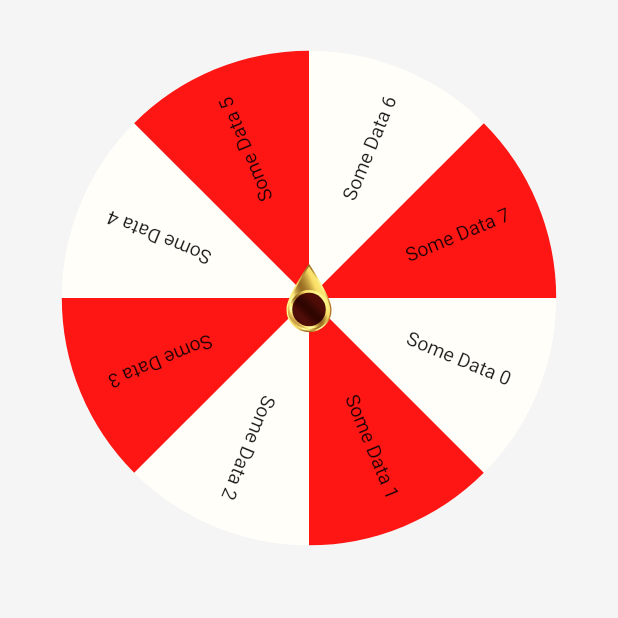
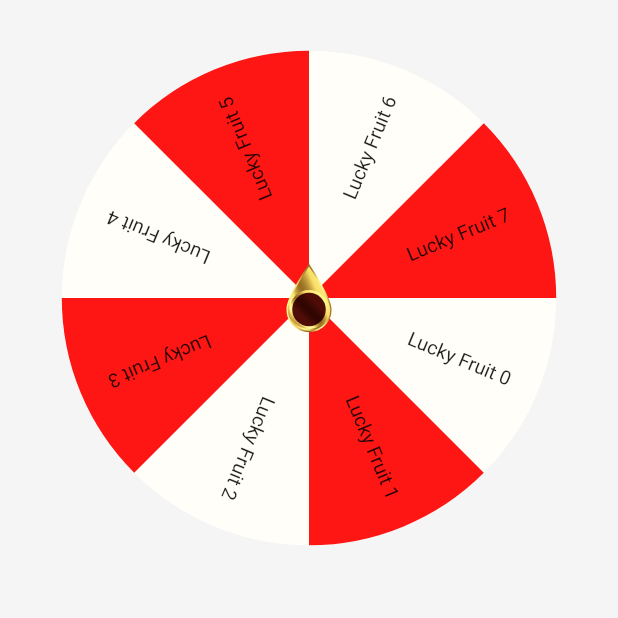
Before and after one commit to wrteam-priyansh/ui_ux, a Flutter app: the SpinWheelScreen screen opened directly, on a phone screen of 412 x 824 dp, the part 320-938 px from its top. Run offline on Flutter 3.47's test engine with Material 2 defaults, Android fonts, the phone set to English and light mode, and no system bars; our stand-ins replace cached_network_image, flutter_bloc, flutter_html, flutter_svg, lottie, octo_image; missing offline and left inert: flutter_shapes, flutter_tex.

Commit message:
Added Spin wheel indicator

```diff
--- a/lib/ui/screens/spinWheelScreen.dart
+++ b/lib/ui/screens/spinWheelScreen.dart
@@ -74,7 +74,7 @@ class _SpinWheelScreenState extends State<SpinWheelScreen>
                     child: Transform.translate(
                       offset: Offset(0.0, -fontSize * (0.5)),
                       child: Text(
-                        "Some Data $index",
+                        "Lucky Fruit $index",
                         style: TextStyle(fontSize: fontSize, height: 1.0),
                       ),
                     ),
@@ -112,7 +112,7 @@ class _SpinWheelScreenState extends State<SpinWheelScreen>
 
     for (var i = 0; i < numberOfSlice; i++) {
       var currentAngle = _calculateCurrentSliceAngle(i) - 360 * 5;
-      print("Index is $i and angles is $currentAngle");
+      //print("Index is $i and angles is $currentAngle");
 
       if (currentAngle > 360) {
         //then check for 630
@@ -144,9 +144,13 @@ class _SpinWheelScreenState extends State<SpinWheelScreen>
       floatingActionButton: FloatingActionButton(onPressed: () async {
         await spinWheelAnimationController.forward();
 
-        print("Selected index is ${_calculateSliceIndexeInRange()}");
+        setState(() {
+          selectedIndex = _calculateSliceIndexeInRange();
+        });
       }),
-      body: Container(
+      body: Stack(
+        children: [
+          Container(
             margin: EdgeInsets.only(
                 left: widget.screenSize.width * (0.5),
                 top: widget.screenSize.height * (0.5)),
@@ -180,9 +184,20 @@ class _SpinWheelScreenState extends State<SpinWheelScreen>
                       ),
                     ),
                   ),
+                ),
+              ],
+            ),
+          ),
+          Align(
+            alignment: Alignment.topCenter,
+            child: Padding(
+              child: selectedIndex == -1
+                  ? Container()
+                  : Text("Lucky fruit $selectedIndex"),
+              padding: EdgeInsets.only(top: 150.0),
+            ),
           )
         ],
-        ),
       ),
     );
   }
```
Lines whose indentation alone changed are shown as unchanged.
